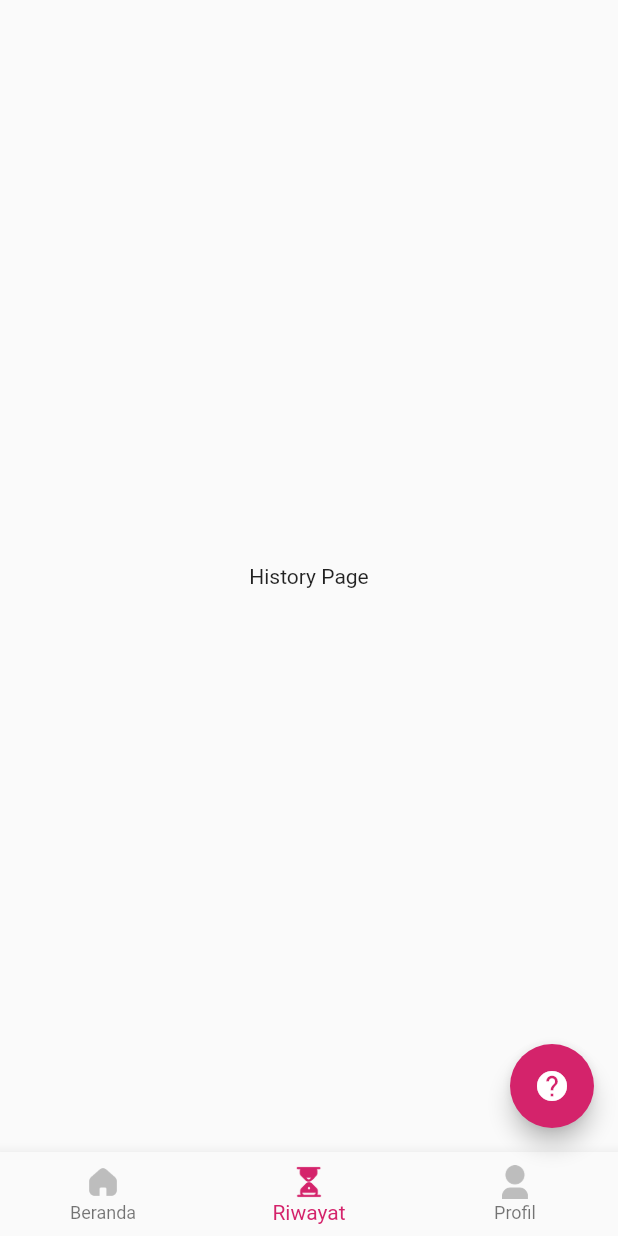
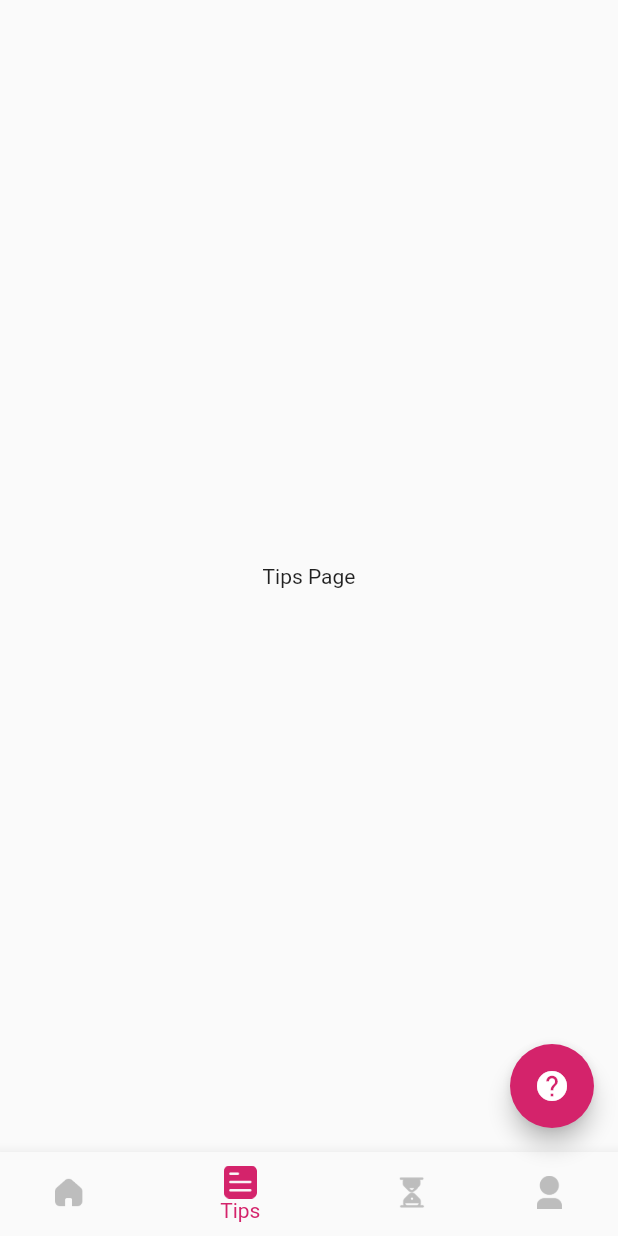
Before and after one commit to yaminmuhammad/pedikia-apps, a Flutter app: the MainPage screen opened by its route, item 2 of the bottom bar chosen, on a phone screen of 412 x 824 dp. Run offline on Flutter 3.47's test engine with Material 2 defaults, Android fonts, the phone set to English and light mode, and no system bars; our stand-ins replace carousel_slider, google_fonts.

Commit message:
feat: add tips page

```diff
--- a/lib/pages/home/main_page.dart
+++ b/lib/pages/home/main_page.dart
@@ -2,6 +2,7 @@ import 'package:flutter/material.dart';
 import 'package:pedikia/pages/home/history_page.dart';
 import 'package:pedikia/pages/home/home_page.dart';
 import 'package:pedikia/pages/home/profile_page.dart';
+import 'package:pedikia/pages/home/tips_page.dart';
 import 'package:pedikia/theme.dart';
 import 'package:carousel_slider/carousel_slider.dart';
 
@@ -287,9 +288,17 @@ class _MainPageState extends State<MainPage> {
           ),
           BottomNavigationBarItem(
             icon: Image.asset(
+              'assets/icon_tips.png',
+              width: 22,
+              color: currentIndex == 1 ? primaryColor : Color(0xffBDBDBD),
+            ),
+            label: 'Tips',
+          ),
+          BottomNavigationBarItem(
+            icon: Image.asset(
               'assets/icon_history.png',
               width: 24,
-              color: currentIndex == 1 ? primaryColor : Color(0xffBDBDBD),
+              color: currentIndex == 2 ? primaryColor : Color(0xffBDBDBD),
             ),
             label: 'Riwayat',
           ),
@@ -297,7 +306,7 @@ class _MainPageState extends State<MainPage> {
             icon: Image.asset(
               'assets/icon_profile.png',
               width: 17,
-              color: currentIndex == 2 ? primaryColor : Color(0xffBDBDBD),
+              color: currentIndex == 3 ? primaryColor : Color(0xffBDBDBD),
             ),
             label: 'Profil',
           ),
@@ -311,9 +320,11 @@ class _MainPageState extends State<MainPage> {
           return HomePage();
           break;
         case 1:
+          return TipsPage();
+        case 2:
           return HistoryPage();
           break;
-        case 2:
+        case 3:
           return ProfilePage();
           break;
         default:
--- /dev/null
+++ b/lib/pages/home/tips_page.dart
@@ -0,0 +1,14 @@
+import 'package:flutter/material.dart';
+
+class TipsPage extends StatelessWidget {
+  const TipsPage({super.key});
+
+  @override
+  Widget build(BuildContext context) {
+    return Container(
+      child: Center(
+        child: Text('Tips Page'),
+      ),
+    );
+  }
+}
```
